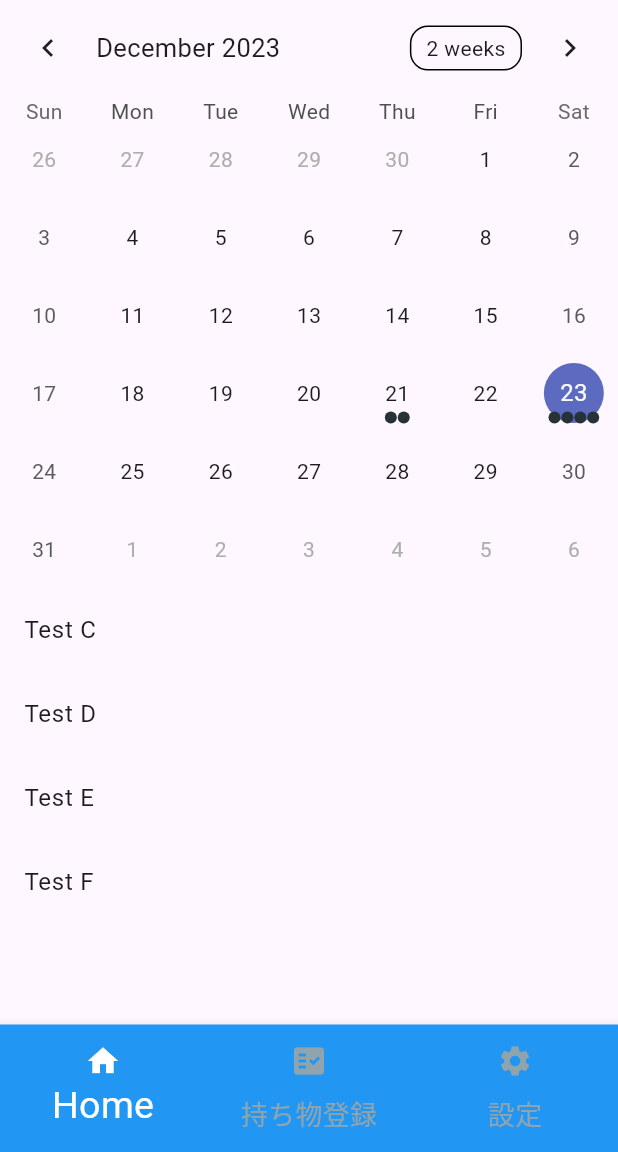
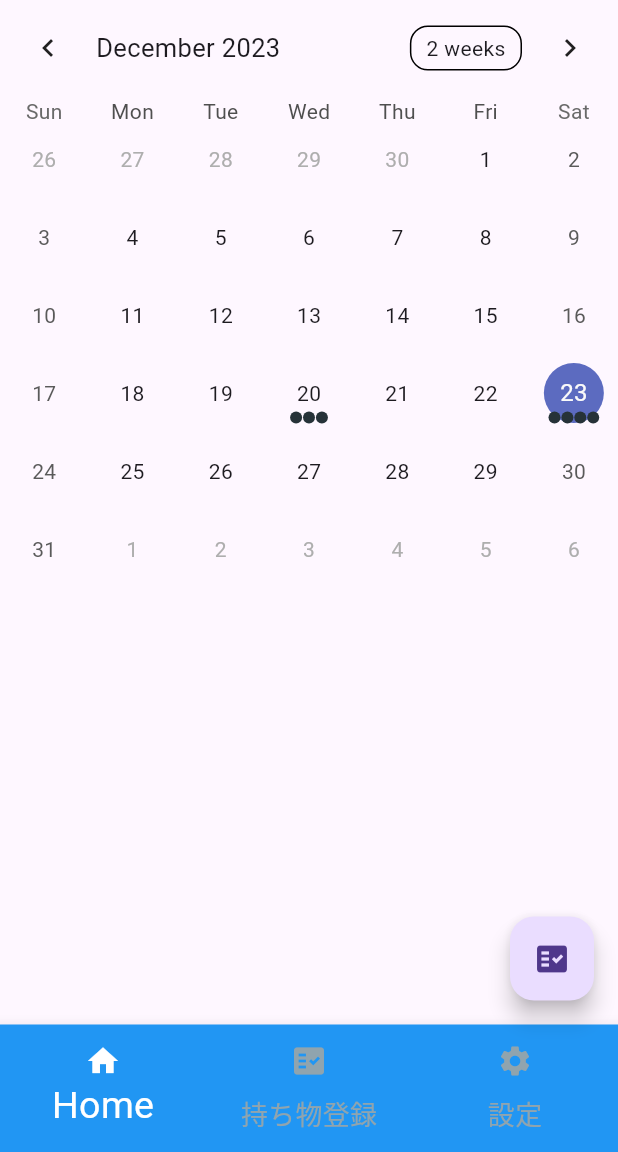
Before and after one commit to BTC5-team1-noside/Motta_teacher, a Flutter app: the screen it shows after launch, on a phone screen of 412 x 824 dp, the part 84-1236 px from its top. Run offline on Flutter 3.47's test engine with Material 3 defaults, Android fonts, the phone set to English and light mode, and no system bars; drawn by our look-alikes of table_calendar; our stand-ins replace device_preview, flutter_riverpod, go_router, riverpod_annotation; generated files the repository leaves out were written again.

Commit message:
設定画面のサイドメニュー画面遷移

```diff
--- a/teacher/lib/calender.dart
+++ b/teacher/lib/calender.dart
@@ -1,18 +1,18 @@
 import 'package:flutter/material.dart';
 import 'package:go_router/go_router.dart';
 import 'package:table_calendar/table_calendar.dart';
+import 'package:teacher/main_screen.dart';
 import 'dart:collection';
+import 'package:teacher/page_check_list.dart';
 
 class MyHomePage extends StatefulWidget {
   const MyHomePage({super.key});
-
   @override
   State<MyHomePage> createState() => _MyHomePageState();
 }
 
 class _MyHomePageState extends State<MyHomePage> {
   Map<DateTime, List> _eventsList = {};
-
   DateTime _focused = DateTime.now();
   DateTime? _selected;
 
@@ -26,7 +26,11 @@ class _MyHomePageState extends State<MyHomePage> {
 
     _selected = _focused;
     _eventsList = {
-      DateTime.now().subtract(const Duration(days: 2)): ['Test A', 'Test B'],
+      DateTime.now().subtract(const Duration(days: 3)): [
+        'Test A',
+        'Test B',
+        'c'
+      ],
       DateTime.now(): ['Test C', 'Test D', 'Test E', 'Test F'],
     };
   }
@@ -42,11 +46,6 @@ class _MyHomePageState extends State<MyHomePage> {
       return events[day] ?? [];
     }
 
-    // 進むボタンを押したとき
-    push(BuildContext context) {
-      context.go('/a');
-    }
-
     return Scaffold(
         body: Column(children: [
       TableCalendar(
@@ -59,7 +58,6 @@ class _MyHomePageState extends State<MyHomePage> {
         onDaySelected: (selected, focused) {
           if (!isSameDay(_selected, selected)) {
             debugPrint('here');
-            push(context);
             setState(() {
               _selected = selected;
               _focused = focused;
@@ -68,16 +66,14 @@ class _MyHomePageState extends State<MyHomePage> {
         },
         focusedDay: _focused,
       ),
-      //--追記--------------------------------------------------------------
-      ListView(
-        shrinkWrap: true,
-        children: getEvent(_selected!)
-            .map((event) => ListTile(
-                  title: Text(event.toString()),
-                ))
-            .toList(),
-      )
-      //--------------------------------------------------------------------
+      // ListView(
+      //   shrinkWrap: true,
+      //   children: getEvent(_selected!)
+      //       .map((event) => ListTile(
+      //             title: Text(event.toString()),
+      //           ))
+      //       .toList(),
+      // )
     ]));
   }
 }
--- a/teacher/lib/main.dart
+++ b/teacher/lib/main.dart
@@ -1,30 +1,13 @@
 import 'package:flutter/material.dart'; //必要
 import 'package:flutter_riverpod/flutter_riverpod.dart'; //#9_rivepod_状態管理
-import 'package:go_router/go_router.dart'; //#11_g0_router_画面遷移
+// import 'package:go_router/go_router.dart'; //#11_g0_router_画面遷移
 import 'package:flutter/foundation.dart'; //#13_BottomNavigationBar
 import 'package:device_preview/device_preview.dart'; //#25_reponsive design
 import 'package:teacher/main_screen.dart';
-
-import 'package:teacher/page_Home.dart';
-import 'package:teacher/page_check_list.dart';
-// import 'package:teacher/page_setting.dart';
-// import 'package:teacher/side_menu.dart';
-//gitレポジトリ移動後の動作確認
+import 'package:http/http.dart' as http; //エンドポイントからJSONマップを取得できる
 
 main() {
-  // 画面
-  // final goRote = goRouterFromCalender();
-
-  // // const scaffold = Scaffold(
-  // //   body: MainScreen(),
-  // );
-
-  // アプリ
-  // const app = MaterialApp(home: scaffold);
-  const app = MaterialApp(
-      home:
-          // goRouterFromCalender()
-          MainScreen());
+  const app = MaterialApp(home: MainScreen());
   // プロバイダースコープでアプリを囲む
   const scope = ProviderScope(child: app);
 
@@ -35,51 +18,3 @@ main() {
     runApp(scope);
   }
 }
-
-//下記だとカレンダーから画面遷移できるけど、scaffoldが読み込めていない
-// main() {
-//   final app = MaterialApp(home: goRouterFromCalender());
-
-//   final scope = ProviderScope(child: app);
-
-//   if (kIsWeb) {
-//     final devicePreview = DevicePreview(builder: (_) => scope);
-//     runApp(devicePreview);
-//   } else {
-//     runApp(scope);
-//   }
-// }
-
-// カレンダーから画面遷移
-class goRouterFromCalender extends StatelessWidget {
-  goRouterFromCalender({super.key});
-
-  final router = GoRouter(
-    // パス (アプリが起動したとき)
-    initialLocation: '/b',
-    // パスと画面の組み合わせ
-    routes: [
-      GoRoute(
-        path: '/a',
-        builder: (context, state) => const PageCheckList(),
-      ),
-      GoRoute(
-        path: '/b',
-        builder: (context, state) => const PageHome(),
-      ),
-      //   GoRoute(
-      //     path: '/c',
-      //     builder: (context, state) => const PageC(),
-      //   ),
-    ],
-  );
-
-  @override
-  Widget build(BuildContext context) {
-    return MaterialApp.router(
-      routeInformationProvider: router.routeInformationProvider,
-      routeInformationParser: router.routeInformationParser,
-      routerDelegate: router.routerDelegate,
-    );
-  }
-}
--- a/teacher/lib/main_screen.dart
+++ b/teacher/lib/main_screen.dart
@@ -16,17 +16,23 @@ final indexProvider = StateProvider((ref) {
 //BottomNavの状態管理（選択した画面へ移動）
 class MainScreen extends ConsumerWidget {
   const MainScreen({super.key});
-
   @override
   Widget build(BuildContext context, WidgetRef ref) {
     final int index = ref.watch(indexProvider);
     //アップバー
-    final appBar = AppBar(
-      backgroundColor: Colors.blue,
-      titleTextStyle: const TextStyle(color: Colors.white, fontSize: 50),
-      title: const Text('Motta'),
+    final appBar = makeAppBar();
+
+    // フローティングアクションボタン (FAB)
+    final fab = FloatingActionButton(
+      onPressed: () {
+        ref.read(indexProvider.notifier).state = 1;
+        // debugPrint('FAB が押されました');
+      },
+      child:
+          const Icon(Icons.fact_check), // label: '持ち物登録'//const Text('持ち物登録'),
     );
 
+    //ボトムバー
     const items = [
       BottomNavigationBarItem(icon: Icon(Icons.home), label: 'Home'),
       BottomNavigationBarItem(icon: Icon(Icons.fact_check), label: '持ち物登録'),
@@ -54,8 +60,17 @@ class MainScreen extends ConsumerWidget {
 
     return Scaffold(
       appBar: appBar,
+      floatingActionButton: fab, // フローティングアクションボタン (FAB)
       body: pages[index],
       bottomNavigationBar: bar,
     );
   }
+
+  AppBar makeAppBar() {
+    return AppBar(
+      backgroundColor: Colors.blue,
+      titleTextStyle: const TextStyle(color: Colors.white, fontSize: 50),
+      title: const Text('Motta'),
+    );
+  }
 }
--- a/teacher/pubspec.yaml
+++ b/teacher/pubspec.yaml
@@ -9,6 +9,7 @@ environment:
   sdk: '>=3.2.3 <4.0.0'
 
 dependencies:
+  http:
   table_calendar: #カレンダー設定
   device_preview: #各デバイス画面のプレビューの設定
   freezed_annotation:
```
Also changed, not shown: teacher/lib/edit_settings.dart (added, +24 -0 lines), teacher/lib/page_check_list.dart (+56 -1 lines), teacher/lib/page_setting.dart (+30 -11 lines), teacher/lib/side_menu.dart (+31 -5 lines), teacher/lib/subject_2.dart (added, +22 -0 lines), teacher/lib/edit_settings.g.dart (added), teacher/lib/subject_2.g.dart (added), teacher/pubspec.lock.
